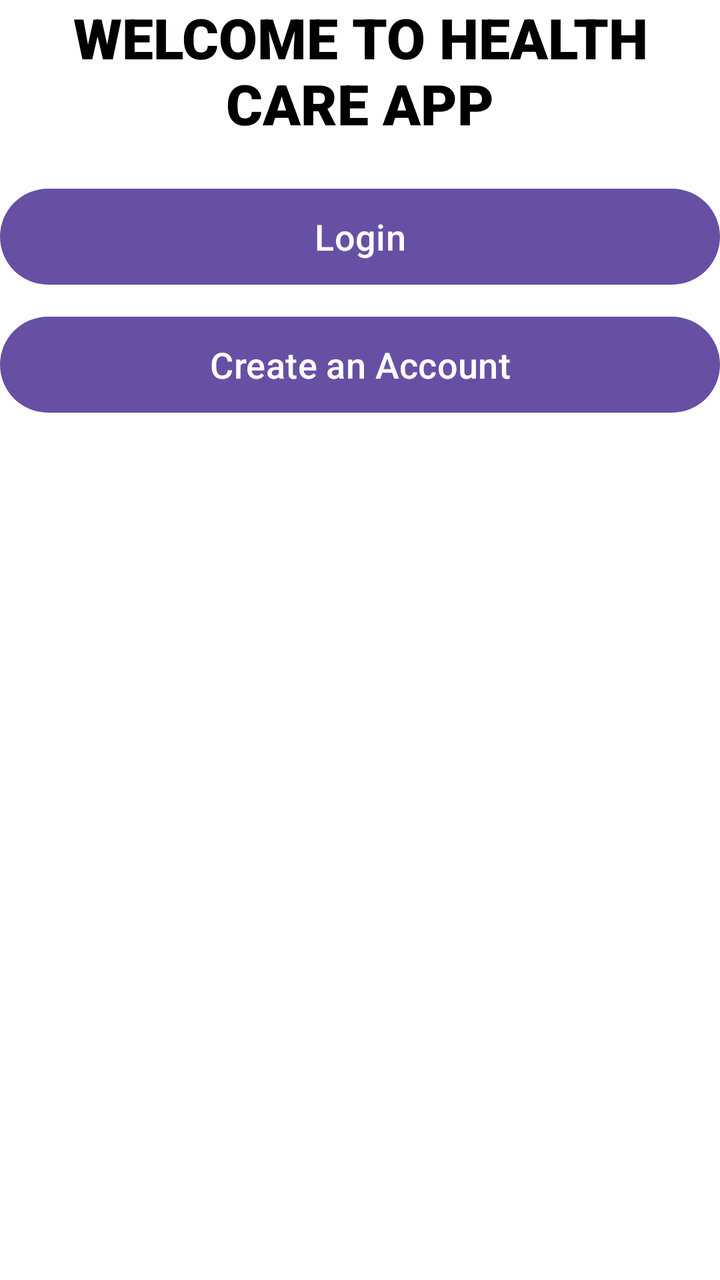
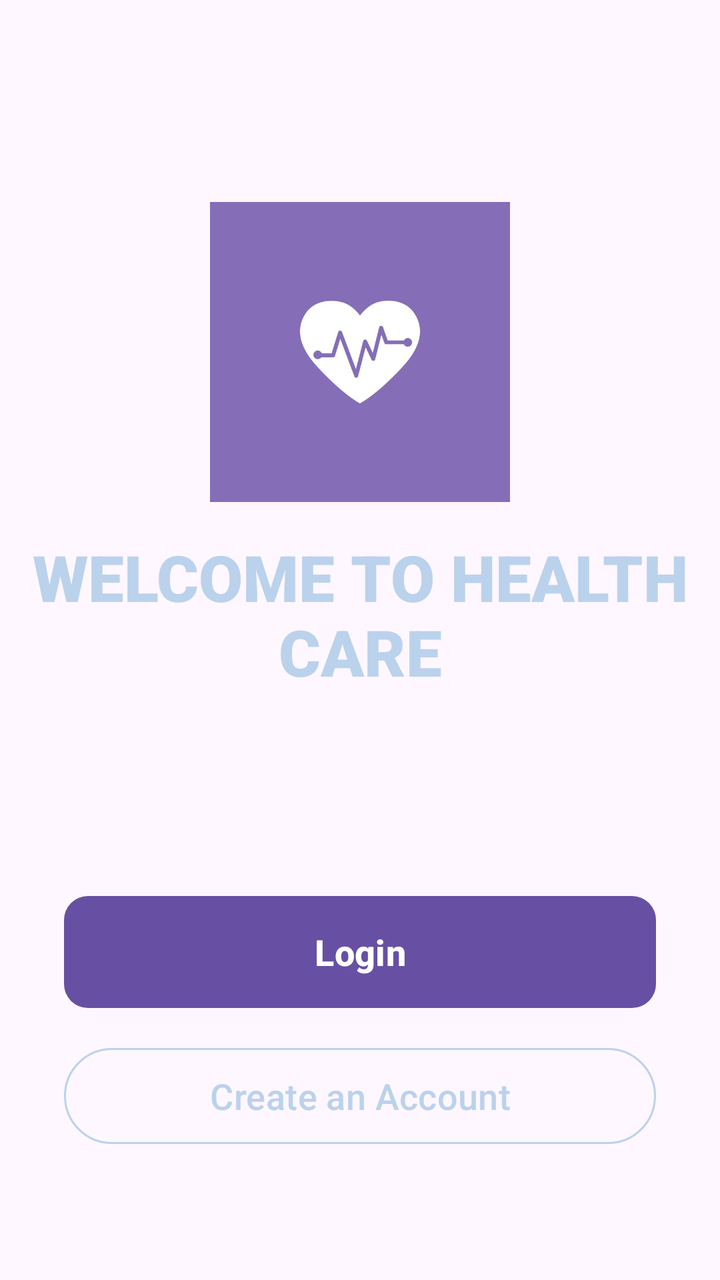

Compare the two renders of this Android layout. The source of the first and the diff that turns it into the second are given below.
<!-- AndroidManifest.xml: application theme Theme.HealthCare -->
<!-- res/layout/activity_main.xml -->
<?xml version="1.0" encoding="utf-8"?>
<androidx.constraintlayout.widget.ConstraintLayout
    xmlns:android="http://schemas.android.com/apk/res/android"
    xmlns:app="http://schemas.android.com/apk/res-auto"
    xmlns:tools="http://schemas.android.com/tools"
    android:id="@+id/main"
    android:layout_width="match_parent"
    android:layout_height="match_parent"
    android:background="@color/white"
    tools:context=".Views.MainActivity">

    <TextView
        android:id="@+id/titre"
        android:layout_width="0dp"
        android:layout_height="wrap_content"
        android:fontFamily="sans-serif-black"
        android:text="WELCOME TO HEALTH CARE APP"
        android:textAlignment="center"
        android:textColor="@color/black"
        android:textSize="28sp"
        android:textStyle="bold"
        app:layout_constraintTop_toTopOf="parent"
        app:layout_constraintStart_toStartOf="parent"
        app:layout_constraintEnd_toEndOf="parent"
        app:layout_constraintHorizontal_bias="0.5"
        app:layout_constraintVertical_bias="0.2"/>

    <Button
        android:id="@+id/buttonLogin"
        android:layout_width="0dp"
        android:layout_height="wrap_content"
        android:layout_marginTop="24dp"
        android:background="@drawable/btn_bg"
        android:text="Login"
        android:textSize="18sp"
        android:textColor="@color/white"
        app:layout_constraintTop_toBottomOf="@id/titre"
        app:layout_constraintStart_toStartOf="parent"
        app:layout_constraintEnd_toEndOf="parent"
        app:layout_constraintHorizontal_bias="0.5"/>

    <Button
        android:id="@+id/buttonRegister"
        android:layout_width="0dp"
        android:layout_height="wrap_content"
        android:layout_marginTop="16dp"
        android:background="@drawable/btn_bg"
        android:text="Create an Account"
        android:textSize="18sp"
        android:textColor="@color/white"
        app:layout_constraintTop_toBottomOf="@id/buttonLogin"
        app:layout_constraintStart_toStartOf="parent"
        app:layout_constraintEnd_toEndOf="parent"
        app:layout_constraintHorizontal_bias="0.5"/>

</androidx.constraintlayout.widget.ConstraintLayout>
<!-- resources referenced by this layout -->
<resources>
  <color name="black">#FF000000</color>
  <color name="white">#FFFFFFFF</color>
  <!-- drawable btn_bg (drawable) -->
  <?xml version="1.0" encoding="utf-8"?>
  <shape xmlns:android="http://schemas.android.com/apk/res/android">
      <solid android:color="@color/colorWhite"/>
      <corners android:radius="70dp"/>
  </shape>
  <style name="Theme.HealthCare" parent="Base.Theme.HealthCare" />
  <color name="colorWhite">#FFFFFF</color>
  <style name="Base.Theme.HealthCare" parent="Theme.Material3.DayNight.NoActionBar">
          
          
      </style>
</resources>

<!-- the commit's change to res/layout/activity_main.xml (unified diff, before → after) -->
@@ -6,51 +6,72 @@
     android:id="@+id/main"
     android:layout_width="match_parent"
     android:layout_height="match_parent"
-    android:background="@color/white"
-    tools:context=".Views.MainActivity">
+    tools:context=".Views.MainActivity"
+    android:background="@drawable/subtle_blue_gradient"> 
 
+    
+    <ImageView
+        android:id="@+id/imageView"
+        android:layout_width="150dp"
+        android:layout_height="150dp"
+        android:src="@drawable/logo"
+        app:layout_constraintBottom_toTopOf="@+id/title"
+        app:layout_constraintEnd_toEndOf="parent"
+        app:layout_constraintStart_toStartOf="parent"
+        app:layout_constraintTop_toTopOf="parent"
+        app:layout_constraintVertical_chainStyle="packed"
+        android:layout_marginBottom="16dp"/>
+
+    
     <TextView
-        android:id="@+id/titre"
+        android:id="@+id/title"
         android:layout_width="0dp"
         android:layout_height="wrap_content"
         android:fontFamily="sans-serif-black"
-        android:text="WELCOME TO HEALTH CARE APP"
+        android:paddingStart="16dp"
+        android:paddingEnd="16dp"
+        android:text="WELCOME TO HEALTH CARE"
         android:textAlignment="center"
-        android:textColor="@color/black"
-        android:textSize="28sp"
+        android:textColor="@color/bleu"
+        android:textSize="32sp"
         android:textStyle="bold"
-        app:layout_constraintTop_toTopOf="parent"
+        app:layout_constraintBottom_toTopOf="@+id/buttonLogin"
+        app:layout_constraintEnd_toEndOf="parent"
         app:layout_constraintStart_toStartOf="parent"
-        app:layout_constraintEnd_toEndOf="parent"
-        app:layout_constraintHorizontal_bias="0.5"
-        app:layout_constraintVertical_bias="0.2"/>
+        app:layout_constraintTop_toBottomOf="@+id/imageView" />
 
+    
     <Button
         android:id="@+id/buttonLogin"
         android:layout_width="0dp"
-        android:layout_height="wrap_content"
-        android:layout_marginTop="24dp"
-        android:background="@drawable/btn_bg"
+        android:layout_height="56dp"
+        android:layout_marginStart="32dp"
+        android:layout_marginEnd="32dp"
+        android:layout_marginBottom="16dp"
+        android:background="@drawable/modern_button_background"
         android:text="Login"
+        android:textColor="@android:color/white"
         android:textSize="18sp"
-        android:textColor="@color/white"
-        app:layout_constraintTop_toBottomOf="@id/titre"
-        app:layout_constraintStart_toStartOf="parent"
+        android:textStyle="bold"
+        app:layout_constraintBottom_toTopOf="@+id/buttonRegister"
         app:layout_constraintEnd_toEndOf="parent"
-        app:layout_constraintHorizontal_bias="0.5"/>
+        app:layout_constraintStart_toStartOf="parent" />
 
+    
     <Button
         android:id="@+id/buttonRegister"
+        style="@style/Widget.Material3.Button.OutlinedButton"
         android:layout_width="0dp"
-        android:layout_height="wrap_content"
-        android:layout_marginTop="16dp"
-        android:background="@drawable/btn_bg"
+        android:layout_height="56dp"
+        android:layout_marginStart="32dp"
+        android:layout_marginEnd="32dp"
+        android:layout_marginBottom="64dp"
         android:text="Create an Account"
+        android:textColor="@color/bleu"
         android:textSize="18sp"
-        android:textColor="@color/white"
-        app:layout_constraintTop_toBottomOf="@id/buttonLogin"
+        app:layout_constraintBottom_toBottomOf="parent"
+        app:layout_constraintEnd_toEndOf="parent"
         app:layout_constraintStart_toStartOf="parent"
-        app:layout_constraintEnd_toEndOf="parent"
-        app:layout_constraintHorizontal_bias="0.5"/>
+        app:strokeColor="@color/bleu" /> 
 
 </androidx.constraintlayout.widget.ConstraintLayout>
<!-- resource entries referenced after the edit -->
@@ -1,15 +1,24 @@
 <!-- resources referenced by this layout -->
 <resources>
-  <color name="black">#FF000000</color>
-  <color name="white">#FFFFFFFF</color>
-  <!-- drawable btn_bg (drawable) -->
+  <color name="bleu">#BBD2EC</color>
+  <!-- drawable logo: jpg bitmap (drawable, 10523 bytes) -->
+  <!-- drawable modern_button_background (drawable) -->
+  <ripple xmlns:android="http://schemas.android.com/apk/res/android"
+      android:color="#FFFFFF"> 
+  
+       <item>
+          <shape android:shape="rectangle">
+              <solid android:color="@color/bleu"/> 
+              <corners android:radius="12dp"/>
+          </shape>
+      </item>
+  </ripple>
+  <!-- drawable subtle_blue_gradient (drawable) -->
   <?xml version="1.0" encoding="utf-8"?>
-  <shape xmlns:android="http://schemas.android.com/apk/res/android">
-      <solid android:color="@color/colorWhite"/>
-      <corners android:radius="70dp"/>
-  </shape>
+  <selector xmlns:android="http://schemas.android.com/apk/res/android">
+  
+  </selector>
   <style name="Theme.HealthCare" parent="Base.Theme.HealthCare" />
-  <color name="colorWhite">#FFFFFF</color>
   <style name="Base.Theme.HealthCare" parent="Theme.Material3.DayNight.NoActionBar">
           
           
